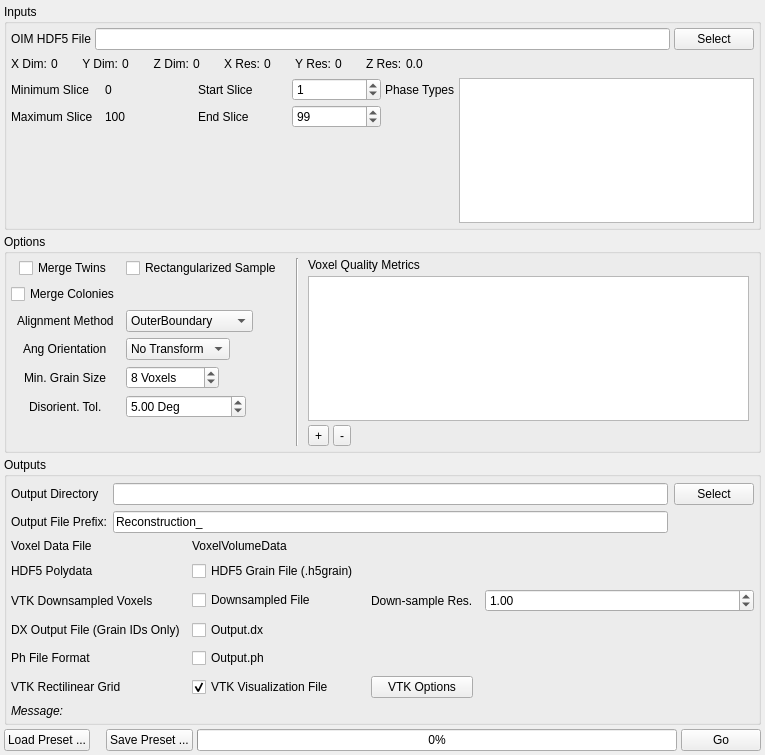
Before: the Qt Designer form Source/Plugins/Reconstruction/UI/ReconstructionWidget.ui in BlueQuartzSoftware/DREAM3D, drawn with Qt 5.
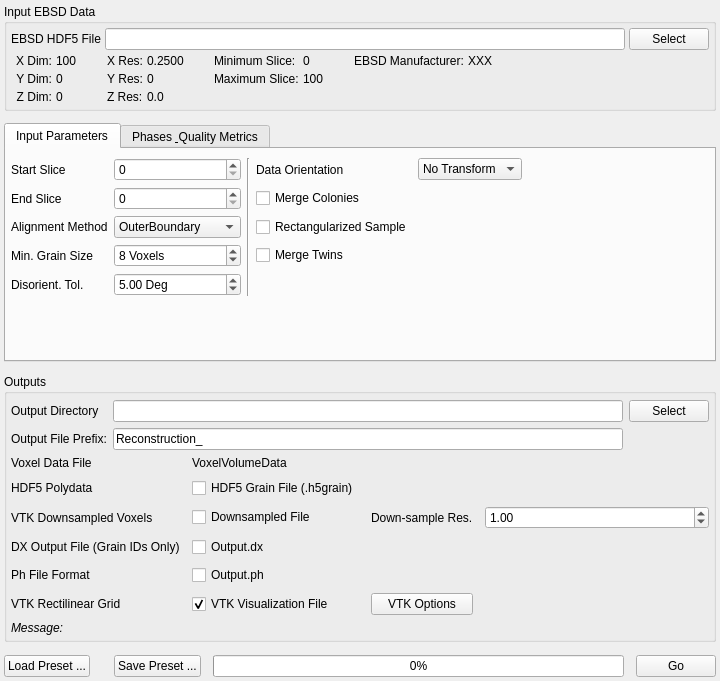
After: the same form once the commit is applied. Icons and pictures are not drawn. Custom widgets are drawn as their Qt base class.

Commit message: Adjusting UI to keep minimum height reasonable by now using a tab widget for some of the inputs

Diff of the .ui file:
```diff
--- a/Source/Plugins/Reconstruction/UI/ReconstructionWidget.ui
+++ b/Source/Plugins/Reconstruction/UI/ReconstructionWidget.ui
@@ -6,8 +6,8 @@
    <rect>
     <x>0</x>
     <y>0</y>
-    <width>765</width>
-    <height>755</height>
+    <width>720</width>
+    <height>681</height>
    </rect>
   </property>
   <property name="sizePolicy">
@@ -21,7 +21,7 @@
   </property>
   <layout class="QVBoxLayout" name="verticalLayout_2">
    <property name="spacing">
-    <number>4</number>
+    <number>12</number>
    </property>
    <property name="margin">
     <number>4</number>
@@ -29,7 +29,7 @@
    <item>
     <widget class="QGroupBox" name="groupBox_3">
      <property name="title">
-      <string>Inputs</string>
+      <string>Input EBSD Data</string>
      </property>
      <layout class="QGridLayout" name="gridLayout_5">
       <property name="margin">
@@ -38,12 +38,12 @@
       <property name="spacing">
        <number>4</number>
       </property>
-      <item row="0" column="0" colspan="2">
+      <item row="0" column="0" colspan="8">
        <layout class="QGridLayout" name="gridLayout_2">
         <item row="1" column="1">
          <widget class="QLabel" name="label">
           <property name="text">
-           <string>OIM HDF5 File</string>
+           <string>EBSD HDF5 File</string>
           </property>
          </widget>
         </item>
@@ -59,12 +59,21 @@
         </item>
        </layout>
       </item>
-      <item row="2" column="0">
-       <layout class="QGridLayout" name="gridLayout_3">
+      <item row="1" column="4">
+       <layout class="QFormLayout" name="formLayout">
+        <property name="fieldGrowthPolicy">
+         <enum>QFormLayout::FieldsStayAtSizeHint</enum>
+        </property>
+        <property name="leftMargin">
+         <number>5</number>
+        </property>
+        <property name="rightMargin">
+         <number>5</number>
+        </property>
         <item row="0" column="0">
          <widget class="QLabel" name="label_7">
           <property name="text">
-           <string>Minimum Slice</string>
+           <string>Minimum Slice:</string>
           </property>
          </widget>
         </item>
@@ -75,33 +84,10 @@
           </property>
          </widget>
         </item>
-        <item row="0" column="2">
-         <widget class="QLabel" name="label_5">
-          <property name="text">
-           <string>Start Slice</string>
-          </property>
-         </widget>
-        </item>
-        <item row="0" column="3">
-         <widget class="QSpinBox" name="m_ZStartIndex">
-          <property name="minimumSize">
-           <size>
-            <width>75</width>
-            <height>0</height>
-           </size>
-          </property>
-          <property name="maximum">
-           <number>100000</number>
-          </property>
-          <property name="value">
-           <number>1</number>
-          </property>
-         </widget>
-        </item>
         <item row="1" column="0">
          <widget class="QLabel" name="label_54">
           <property name="text">
-           <string>Maximum Slice</string>
+           <string>Maximum Slice:</string>
           </property>
          </widget>
         </item>
@@ -112,74 +98,17 @@
           </property>
          </widget>
         </item>
-        <item row="1" column="2">
-         <widget class="QLabel" name="label_6">
-          <property name="text">
-           <string>End Slice</string>
-          </property>
-         </widget>
-        </item>
-        <item row="1" column="3">
-         <widget class="QSpinBox" name="m_ZEndIndex">
-          <property name="minimumSize">
-           <size>
-            <width>75</width>
-            <height>0</height>
-           </size>
-          </property>
-          <property name="maximum">
-           <number>1000000</number>
-          </property>
-          <property name="value">
-           <number>99</number>
-          </property>
-         </widget>
-        </item>
-        <item row="3" column="0" colspan="4">
-         <spacer name="verticalSpacer_2">
-          <property name="orientation">
-           <enum>Qt::Vertical</enum>
-          </property>
-          <property name="sizeHint" stdset="0">
-           <size>
-            <width>20</width>
-            <height>40</height>
-           </size>
-          </property>
-         </spacer>
-        </item>
        </layout>
       </item>
-      <item row="2" column="1">
-       <layout class="QFormLayout" name="formLayout_7">
+      <item row="1" column="0">
+       <layout class="QFormLayout" name="formLayout_3">
+        <property name="leftMargin">
+         <number>5</number>
+        </property>
+        <property name="rightMargin">
+         <number>5</number>
+        </property>
         <item row="0" column="0">
-         <widget class="QLabel" name="label_11">
-          <property name="text">
-           <string>Phase Types</string>
-          </property>
-         </widget>
-        </item>
-        <item row="0" column="1">
-         <widget class="QListWidget" name="phaseTypeList">
-          <property name="sizePolicy">
-           <sizepolicy hsizetype="Preferred" vsizetype="Preferred">
-            <horstretch>0</horstretch>
-            <verstretch>0</verstretch>
-           </sizepolicy>
-          </property>
-          <property name="editTriggers">
-           <set>QAbstractItemView::AllEditTriggers</set>
-          </property>
-          <property name="alternatingRowColors">
-           <bool>true</bool>
-          </property>
-         </widget>
-        </item>
-       </layout>
-      </item>
-      <item row="1" column="0" colspan="2">
-       <layout class="QHBoxLayout" name="horizontalLayout_3">
-        <item>
          <widget class="QLabel" name="label_13">
           <property name="text">
            <string>X Dim:</string>
@@ -189,30 +118,14 @@
           </property>
          </widget>
         </item>
-        <item>
+        <item row="0" column="1">
          <widget class="QLabel" name="xDim">
           <property name="text">
-           <string>0</string>
+           <string>100</string>
           </property>
          </widget>
         </item>
-        <item>
-         <spacer name="horizontalSpacer">
-          <property name="orientation">
-           <enum>Qt::Horizontal</enum>
-          </property>
-          <property name="sizeType">
-           <enum>QSizePolicy::Fixed</enum>
-          </property>
-          <property name="sizeHint" stdset="0">
-           <size>
-            <width>20</width>
-            <height>20</height>
-           </size>
-          </property>
-         </spacer>
-        </item>
-        <item>
+        <item row="1" column="0">
          <widget class="QLabel" name="label_14">
           <property name="text">
            <string>Y Dim:</string>
@@ -222,30 +135,14 @@
           </property>
          </widget>
         </item>
-        <item>
+        <item row="1" column="1">
          <widget class="QLabel" name="yDim">
           <property name="text">
            <string>0</string>
           </property>
          </widget>
         </item>
-        <item>
-         <spacer name="horizontalSpacer_2">
-          <property name="orientation">
-           <enum>Qt::Horizontal</enum>
-          </property>
-          <property name="sizeType">
-           <enum>QSizePolicy::Fixed</enum>
-          </property>
-          <property name="sizeHint" stdset="0">
-           <size>
-            <width>20</width>
-            <height>20</height>
-           </size>
-          </property>
-         </spacer>
-        </item>
-        <item>
+        <item row="2" column="0">
          <widget class="QLabel" name="label_15">
           <property name="text">
            <string>Z Dim:</string>
@@ -255,30 +152,24 @@
           </property>
          </widget>
         </item>
-        <item>
+        <item row="2" column="1">
          <widget class="QLabel" name="zDim">
           <property name="text">
            <string>0</string>
           </property>
          </widget>
         </item>
-        <item>
-         <spacer name="horizontalSpacer_3">
-          <property name="orientation">
-           <enum>Qt::Horizontal</enum>
-          </property>
-          <property name="sizeType">
-           <enum>QSizePolicy::Fixed</enum>
-          </property>
-          <property name="sizeHint" stdset="0">
-           <size>
-            <width>20</width>
-            <height>20</height>
-           </size>
-          </property>
-         </spacer>
-        </item>
-        <item>
+       </layout>
+      </item>
+      <item row="1" column="2">
+       <layout class="QFormLayout" name="formLayout_4">
+        <property name="leftMargin">
+         <number>5</number>
+        </property>
+        <property name="rightMargin">
+         <number>5</number>
+        </property>
+        <item row="0" column="0">
          <widget class="QLabel" name="label_16">
           <property name="text">
            <string>X Res:</string>
@@ -288,30 +179,14 @@
           </property>
          </widget>
         </item>
-        <item>
+        <item row="0" column="1">
          <widget class="QLabel" name="m_XRes">
           <property name="text">
-           <string>0</string>
+           <string>0.2500</string>
           </property>
          </widget>
         </item>
-        <item>
-         <spacer name="horizontalSpacer_4">
-          <property name="orientation">
-           <enum>Qt::Horizontal</enum>
-          </property>
-          <property name="sizeType">
-           <enum>QSizePolicy::Fixed</enum>
-          </property>
-          <property name="sizeHint" stdset="0">
-           <size>
-            <width>20</width>
-            <height>20</height>
-           </size>
-          </property>
-         </spacer>
-        </item>
-        <item>
+        <item row="1" column="0">
          <widget class="QLabel" name="label_17">
           <property name="text">
            <string>Y Res:</string>
@@ -321,45 +196,31 @@
           </property>
          </widget>
         </item>
-        <item>
+        <item row="1" column="1">
          <widget class="QLabel" name="m_YRes">
           <property name="text">
            <string>0</string>
           </property>
          </widget>
         </item>
-        <item>
-         <spacer name="horizontalSpacer_5">
-          <property name="orientation">
-           <enum>Qt::Horizontal</enum>
-          </property>
-          <property name="sizeType">
-           <enum>QSizePolicy::Fixed</enum>
-          </property>
-          <property name="sizeHint" stdset="0">
-           <size>
-            <width>20</width>
-            <height>20</height>
-           </size>
-          </property>
-         </spacer>
-        </item>
-        <item>
+        <item row="2" column="0">
          <widget class="QLabel" name="m_ZMax_2">
           <property name="text">
            <string>Z Res:</string>
           </property>
          </widget>
         </item>
-        <item>
+        <item row="2" column="1">
          <widget class="QLabel" name="m_ZRes">
           <property name="text">
            <string>0.0</string>
           </property>
          </widget>
         </item>
-        <item>
-         <spacer name="horizontalSpacer_6">
+       </layout>
+      </item>
+      <item row="1" column="7">
+       <spacer name="horizontalSpacer_2">
           <property name="orientation">
            <enum>Qt::Horizontal</enum>
           </property>
@@ -371,69 +232,172 @@
           </property>
          </spacer>
         </item>
-       </layout>
+      <item row="1" column="1">
+       <spacer name="horizontalSpacer_3">
+        <property name="orientation">
+         <enum>Qt::Horizontal</enum>
+        </property>
+        <property name="sizeType">
+         <enum>QSizePolicy::Fixed</enum>
+        </property>
+        <property name="sizeHint" stdset="0">
+         <size>
+          <width>12</width>
+          <height>20</height>
+         </size>
+        </property>
+       </spacer>
       </item>
-     </layout>
-    </widget>
-   </item>
-   <item>
-    <widget class="QGroupBox" name="groupBox_2">
-     <property name="title">
-      <string>Options</string>
-     </property>
-     <layout class="QHBoxLayout" name="horizontalLayout">
-      <property name="spacing">
-       <number>4</number>
-      </property>
-      <property name="margin">
-       <number>4</number>
-      </property>
-      <item>
+      <item row="1" column="3">
+       <spacer name="horizontalSpacer_4">
+        <property name="orientation">
+         <enum>Qt::Horizontal</enum>
+        </property>
+        <property name="sizeType">
+         <enum>QSizePolicy::Fixed</enum>
+        </property>
+        <property name="sizeHint" stdset="0">
+         <size>
+          <width>12</width>
+          <height>20</height>
+         </size>
+        </property>
+       </spacer>
+      </item>
+      <item row="1" column="6">
        <layout class="QFormLayout" name="formLayout_5">
         <property name="fieldGrowthPolicy">
          <enum>QFormLayout::FieldsStayAtSizeHint</enum>
         </property>
-        <property name="labelAlignment">
-         <set>Qt::AlignCenter</set>
+        <property name="leftMargin">
+         <number>5</number>
         </property>
-        <property name="horizontalSpacing">
-         <number>6</number>
+        <property name="rightMargin">
+         <number>5</number>
         </property>
-        <property name="verticalSpacing">
-         <number>6</number>
-        </property>
+        <item row="0" column="0">
+         <widget class="QLabel" name="label_23">
+          <property name="text">
+           <string>EBSD Manufacturer:</string>
+          </property>
+         </widget>
+        </item>
+        <item row="0" column="1">
+         <widget class="QLabel" name="m_EbsdManufacturer">
+          <property name="text">
+           <string>XXX</string>
+          </property>
+         </widget>
+        </item>
+       </layout>
+      </item>
+      <item row="1" column="5">
+       <spacer name="horizontalSpacer_5">
+        <property name="orientation">
+         <enum>Qt::Horizontal</enum>
+        </property>
+        <property name="sizeType">
+         <enum>QSizePolicy::Fixed</enum>
+        </property>
+        <property name="sizeHint" stdset="0">
+         <size>
+          <width>12</width>
+          <height>20</height>
+         </size>
+        </property>
+       </spacer>
+      </item>
+     </layout>
+    </widget>
+   </item>
+   <item>
+    <widget class="QTabWidget" name="tabWidget">
+     <property name="tabPosition">
+      <enum>QTabWidget::North</enum>
+     </property>
+     <property name="tabShape">
+      <enum>QTabWidget::Rounded</enum>
+     </property>
+     <property name="currentIndex">
+      <number>0</number>
+     </property>
+     <property name="documentMode">
+      <bool>false</bool>
+     </property>
+     <widget class="QWidget" name="input_parameters_tab">
+      <attribute name="title">
+       <string>Input Parameters</string>
+      </attribute>
+      <layout class="QVBoxLayout" name="verticalLayout_4">
+       <property name="spacing">
+        <number>3</number>
+       </property>
+       <property name="leftMargin">
+        <number>5</number>
+       </property>
+       <property name="rightMargin">
+        <number>5</number>
+       </property>
+       <property name="bottomMargin">
+        <number>3</number>
+       </property>
+       <item>
+        <layout class="QGridLayout" name="gridLayout_6" rowstretch="1,1,1,1,1,0">
         <property name="rightMargin">
          <number>10</number>
         </property>
-        <item row="3" column="0">
-         <widget class="QCheckBox" name="m_MergeTwins">
-          <property name="text">
-           <string>Merge Twins</string>
-          </property>
-         </widget>
-        </item>
-        <item row="3" column="1">
-         <widget class="QCheckBox" name="m_FillinSample">
-          <property name="text">
-           <string>Rectangularized Sample</string>
-          </property>
-         </widget>
-        </item>
-        <item row="5" column="0">
+         <property name="spacing">
+          <number>6</number>
+         </property>
+         <item row="1" column="3">
          <widget class="QCheckBox" name="m_MergeColonies">
           <property name="text">
            <string>Merge Colonies</string>
           </property>
          </widget>
         </item>
-        <item row="6" column="0">
+         <item row="0" column="0">
+          <widget class="QLabel" name="label_5">
+           <property name="text">
+            <string>Start Slice</string>
+           </property>
+          </widget>
+         </item>
+         <item row="0" column="1">
+          <widget class="QSpinBox" name="m_ZStartIndex">
+           <property name="minimumSize">
+            <size>
+             <width>75</width>
+             <height>0</height>
+            </size>
+           </property>
+          </widget>
+         </item>
+         <item row="1" column="0">
+          <widget class="QLabel" name="label_6">
+           <property name="text">
+            <string>End Slice</string>
+           </property>
+          </widget>
+         </item>
+         <item row="1" column="1">
+          <widget class="QSpinBox" name="m_ZEndIndex">
+           <property name="minimumSize">
+            <size>
+             <width>75</width>
+             <height>0</height>
+            </size>
+           </property>
+          </widget>
+         </item>
+         <item row="2" column="0">
          <widget class="QLabel" name="label_34">
           <property name="text">
            <string>Alignment Method</string>
           </property>
          </widget>
         </item>
-        <item row="6" column="1">
+         <item row="2" column="1">
          <widget class="QComboBox" name="m_AlignMeth">
           <item>
            <property name="text">
@@ -452,53 +416,14 @@
           </item>
          </widget>
         </item>
-        <item row="7" column="0">
-         <widget class="QLabel" name="label_3">
-          <property name="text">
-           <string>Ang Orientation</string>
-          </property>
-         </widget>
-        </item>
-        <item row="7" column="1">
-         <widget class="QComboBox" name="m_Orientation">
-          <property name="currentIndex">
-           <number>4</number>
-          </property>
-          <item>
-           <property name="text">
-            <string>Upper Right</string>
-           </property>
-          </item>
-          <item>
-           <property name="text">
-            <string>Upper Left</string>
-           </property>
-          </item>
-          <item>
-           <property name="text">
-            <string>Lower Left</string>
-           </property>
-          </item>
-          <item>
-           <property name="text">
-            <string>Lower Right</string>
-           </property>
-          </item>
-          <item>
-           <property name="text">
-            <string>No Transform</string>
-           </property>
-          </item>
-         </widget>
-        </item>
-        <item row="8" column="0">
+         <item row="3" column="0">
          <widget class="QLabel" name="label_8">
           <property name="text">
            <string>Min. Grain Size</string>
           </property>
          </widget>
         </item>
-        <item row="8" column="1">
+         <item row="3" column="1">
          <widget class="QSpinBox" name="m_MinAllowedGrainSize">
           <property name="suffix">
            <string> Voxels</string>
@@ -514,14 +439,14 @@
           </property>
          </widget>
         </item>
-        <item row="9" column="0">
+         <item row="4" column="0">
          <widget class="QLabel" name="label_10">
           <property name="text">
            <string>Disorient. Tol.</string>
           </property>
          </widget>
         </item>
-        <item row="9" column="1">
+         <item row="4" column="1">
          <widget class="QDoubleSpinBox" name="m_MisOrientationTolerance">
           <property name="minimumSize">
            <size>
@@ -546,16 +471,114 @@
           </property>
          </widget>
         </item>
-       </layout>
-      </item>
-      <item>
-       <widget class="Line" name="line">
+         <item row="2" column="3">
+          <widget class="QCheckBox" name="m_FillinSample">
+           <property name="text">
+            <string>Rectangularized Sample</string>
+           </property>
+          </widget>
+         </item>
+         <item row="0" column="2" rowspan="5">
+          <widget class="Line" name="line_2">
         <property name="orientation">
          <enum>Qt::Vertical</enum>
         </property>
        </widget>
       </item>
+         <item row="0" column="3">
+          <widget class="QLabel" name="label_3">
+           <property name="text">
+            <string>Data Orientation</string>
+           </property>
+          </widget>
+         </item>
+         <item row="0" column="4">
+          <widget class="QComboBox" name="m_Orientation">
+           <property name="currentIndex">
+            <number>4</number>
+           </property>
       <item>
+            <property name="text">
+             <string>Upper Right</string>
+            </property>
+           </item>
+           <item>
+            <property name="text">
+             <string>Upper Left</string>
+            </property>
+           </item>
+           <item>
+            <property name="text">
+             <string>Lower Left</string>
+            </property>
+           </item>
+           <item>
+            <property name="text">
+             <string>Lower Right</string>
+            </property>
+           </item>
+           <item>
+            <property name="text">
+             <string>No Transform</string>
+            </property>
+           </item>
+          </widget>
+         </item>
+         <item row="3" column="3">
+          <widget class="QCheckBox" name="m_MergeTwins">
+           <property name="text">
+            <string>Merge Twins</string>
+           </property>
+          </widget>
+         </item>
+         <item row="0" column="5" rowspan="5">
+          <spacer name="horizontalSpacer">
+           <property name="orientation">
+            <enum>Qt::Horizontal</enum>
+           </property>
+           <property name="sizeHint" stdset="0">
+            <size>
+             <width>40</width>
+             <height>20</height>
+            </size>
+           </property>
+          </spacer>
+         </item>
+        </layout>
+       </item>
+       <item>
+        <spacer name="verticalSpacer_2">
+         <property name="orientation">
+          <enum>Qt::Vertical</enum>
+         </property>
+         <property name="sizeHint" stdset="0">
+          <size>
+           <width>20</width>
+           <height>40</height>
+          </size>
+         </property>
+        </spacer>
+       </item>
+      </layout>
+     </widget>
+     <widget class="QWidget" name="phase_quality_metric_tab">
+      <attribute name="title">
+       <string>Phases &amp; Quality Metrics</string>
+      </attribute>
+      <layout class="QGridLayout" name="gridLayout_3">
+       <property name="leftMargin">
+        <number>5</number>
+       </property>
+       <property name="rightMargin">
+        <number>5</number>
+       </property>
+       <property name="bottomMargin">
+        <number>5</number>
+       </property>
+       <property name="spacing">
+        <number>3</number>
+       </property>
+       <item row="1" column="4" rowspan="2">
        <layout class="QVBoxLayout" name="verticalLayout_3">
         <property name="spacing">
          <number>4</number>
@@ -572,13 +595,6 @@
         <property name="bottomMargin">
          <number>0</number>
         </property>
-        <item>
-         <widget class="QLabel" name="label_9">
-          <property name="text">
-           <string>Voxel Quality Metrics</string>
-          </property>
-         </widget>
-        </item>
         <item>
          <widget class="QTableView" name="m_QualityMetricTableView">
           <property name="editTriggers">
@@ -645,7 +661,51 @@
         </item>
        </layout>
       </item>
-     </layout>
+       <item row="0" column="4">
+        <widget class="QLabel" name="label_9">
+         <property name="text">
+          <string>Voxel Quality Metrics</string>
+         </property>
+         <property name="alignment">
+          <set>Qt::AlignCenter</set>
+         </property>
+        </widget>
+       </item>
+       <item row="0" column="0">
+        <widget class="QLabel" name="label_11">
+         <property name="text">
+          <string>Phase Types</string>
+         </property>
+         <property name="alignment">
+          <set>Qt::AlignCenter</set>
+         </property>
+        </widget>
+       </item>
+       <item row="1" column="0">
+        <widget class="QListWidget" name="phaseTypeList">
+         <property name="sizePolicy">
+          <sizepolicy hsizetype="Preferred" vsizetype="Preferred">
+           <horstretch>0</horstretch>
+           <verstretch>0</verstretch>
+          </sizepolicy>
+         </property>
+         <property name="editTriggers">
+          <set>QAbstractItemView::AllEditTriggers</set>
+         </property>
+         <property name="alternatingRowColors">
+          <bool>true</bool>
+         </property>
+        </widget>
+       </item>
+       <item row="1" column="1" rowspan="2">
+        <widget class="Line" name="line">
+         <property name="orientation">
+          <enum>Qt::Vertical</enum>
+         </property>
+        </widget>
+       </item>
+      </layout>
+     </widget>
     </widget>
    </item>
    <item>
```
Left out of the diff: 6 changed lines with no effect on the pictures. Lines whose indentation alone changed are shown as unchanged. The commit also changes 2 other files.
